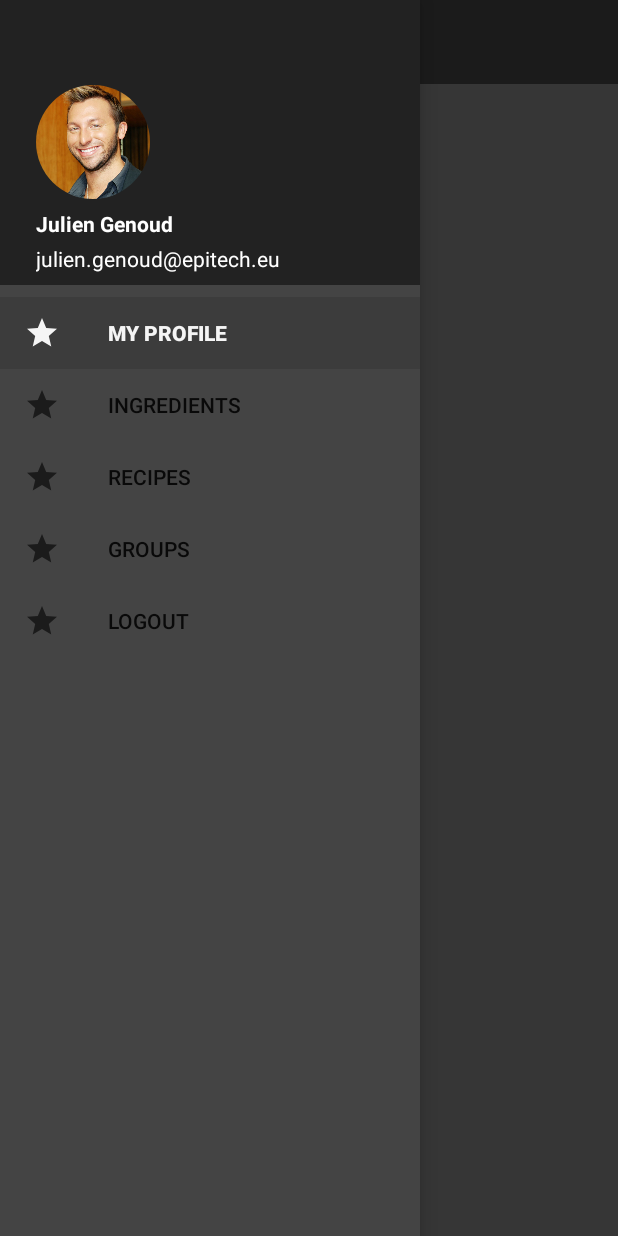
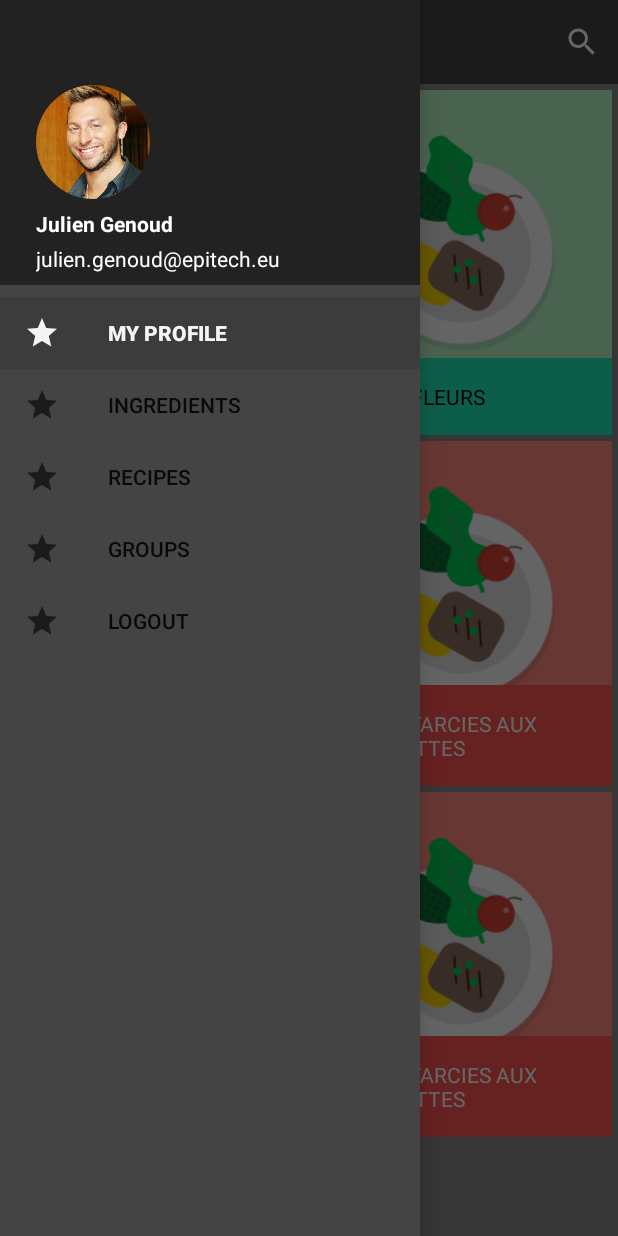
Before and after one commit to BJTUNourriture/Nourriture, an Android app: the fragment RecipeFragment placed in its activity, with the side drawer open, on a phone screen of 412 x 824 dp. Run offline under Robolectric (Android 15) with nearby library versions, the phone set to English and light mode, and no system bars; our stand-ins replace CircleImageView; libraries missing offline, so code that uses them is left out: rx.android.schedulers, rx.schedulers; 5 statements that could not run were skipped.

Commit message:
add search

```diff
--- a/source/android/app/src/main/java/cn/bjtu/nourriture/UserActivity.java
+++ b/source/android/app/src/main/java/cn/bjtu/nourriture/UserActivity.java
@@ -1,20 +1,25 @@
 package cn.bjtu.nourriture;
 
+import android.app.SearchManager;
+import android.content.Context;
 import android.os.Bundle;
 import android.support.design.widget.NavigationView;
 import android.support.v4.widget.DrawerLayout;
 import android.support.v7.app.ActionBarDrawerToggle;
 import android.support.v7.app.AppCompatActivity;
+import android.support.v7.widget.SearchView;
 import android.support.v7.widget.Toolbar;
 import android.view.Menu;
+import android.view.MenuInflater;
 import android.view.MenuItem;
 import android.view.View;
+import android.view.inputmethod.InputMethodManager;
 
 import cn.bjtu.nourriture.fragments.GroupFragment;
 import cn.bjtu.nourriture.fragments.IngredientFragment;
+import cn.bjtu.nourriture.fragments.LogoutFragment;
 import cn.bjtu.nourriture.fragments.RecipeFragment;
-import cn.bjtu.nourriture.fragments.users.UserFragement;
-import cn.bjtu.nourriture.fragments.LogoutFragment;
+import cn.bjtu.nourriture.fragments.users.UserFragment;
 
 public class UserActivity extends AppCompatActivity implements NavigationView.OnNavigationItemSelectedListener {
 
@@ -23,7 +28,7 @@
     private NavigationView navigationView;
     private DrawerLayout drawerLayout;
 
-    UserFragement mUserFragment = new UserFragement();
+    UserFragment mUserFragment = new UserFragment();
     IngredientFragment mIgredientFragment = new IngredientFragment();
     RecipeFragment mRecipeFragment = new RecipeFragment();
     GroupFragment mGroupFragment = new GroupFragment();
@@ -49,15 +54,18 @@
 
             @Override
             public void onDrawerClosed(View drawerView) {
-                // Code here will be triggered once the drawer closes as we dont want anything to happen so we leave this blank
                 super.onDrawerClosed(drawerView);
             }
 
             @Override
             public void onDrawerOpened(View drawerView) {
-                // Code here will be triggered once the drawer open as we dont want anything to happen so we leave this blank
-
                 super.onDrawerOpened(drawerView);
+                // Close keyboard if used
+                View view = getCurrentFocus();
+                if (view != null) {
+                    InputMethodManager imm = (InputMethodManager)getSystemService(Context.INPUT_METHOD_SERVICE);
+                    imm.hideSoftInputFromWindow(view.getWindowToken(), 0);
+                }
             }
         };
 
@@ -67,19 +75,40 @@
         //calling sync state is necessay or else your hamburger icon wont show up
         actionBarDrawerToggle.syncState();
 
-
         // SET USER SELECTED
         navigationView.getMenu().getItem(0).setChecked(true);
+
+        // SET FIRST USER SELECTED
         android.support.v4.app.FragmentTransaction trans1 = getSupportFragmentManager().beginTransaction();
-        trans1.replace(R.id.frame, UserFragement.newInstance());
+        trans1.replace(R.id.frame, UserFragment.newInstance());
         trans1.commit();
+
     }
 
-    @Override
+    public NavigationView getNavView() {
+        return navigationView;
+    }
+
     public boolean onCreateOptionsMenu(Menu menu) {
-        // Inflate the menu; this adds items to the action bar if it is present.
-        getMenuInflater().inflate(R.menu.menu_main, menu);
-        return true;
+        MenuInflater menuInflater = getMenuInflater();
+        menuInflater.inflate(R.menu.menu_user, menu);
+
+        MenuItem searchItem = menu.findItem(R.id.action_search);
+        searchItem.setVisible(false);
+
+        SearchManager searchManager = (SearchManager) UserActivity.this.getSystemService(Context.SEARCH_SERVICE);
+
+        SearchView searchView = null;
+        if (searchItem != null) {
+            searchView = (SearchView) searchItem.getActionView();
+        }
+        if (searchView != null) {
+            searchView.setSearchableInfo(searchManager.getSearchableInfo(UserActivity.this.getComponentName()));
+        }
+
+
+
+        return super.onCreateOptionsMenu(menu);
     }
 
     @Override
@@ -113,7 +142,7 @@
             case R.id.user:
                 toolbar.setTitle(getString(R.string.user));
                 android.support.v4.app.FragmentTransaction trans1 = getSupportFragmentManager().beginTransaction();
-                trans1.replace(R.id.frame, UserFragement.newInstance());
+                trans1.replace(R.id.frame, UserFragment.newInstance());
                 trans1.commit();
                 break;
             case R.id.ingredients:
--- a/source/android/app/src/main/java/cn/bjtu/nourriture/adapters/RecipesAdapter.java
+++ b/source/android/app/src/main/java/cn/bjtu/nourriture/adapters/RecipesAdapter.java
@@ -9,10 +9,13 @@
 import android.view.LayoutInflater;
 import android.view.View;
 import android.view.ViewGroup;
+import android.widget.Filter;
+import android.widget.Filterable;
 import android.widget.ImageView;
 import android.widget.TextView;
 
 import java.util.ArrayList;
+import java.util.LinkedList;
 import java.util.List;
 
 import cn.bjtu.nourriture.R;
@@ -25,11 +28,13 @@
 import rx.android.schedulers.AndroidSchedulers;
 import rx.schedulers.Schedulers;
 
-public class RecipesAdapter extends RecyclerView.Adapter<RecipesAdapter.ViewHolder> {
+public class RecipesAdapter extends RecyclerView.Adapter<RecipesAdapter.ViewHolder> implements Filterable {
 
     private final LayoutInflater mLayoutInflater;
     private final Activity mActivity;
     private List<Recipes> mRecipes = new ArrayList<>();
+    private List<Recipes> mfilteredRecipes = new ArrayList<>();
+
     private static final String TAG = "Recipes";
 
     private OnItemClickListener mOnItemClickListener;
@@ -62,7 +67,7 @@
 
                     @Override
                     public void onError(Throwable e) {
-                        Log.e(TAG, e.getMessage());
+                        //Log.e(TAG, e.getMessage());
                                 /*e.printStackTrace();
                                 Log.e(TAG, e.getMessage());*/
                                 /*if (e instanceof HttpException) {
@@ -75,6 +80,8 @@
                         for (int i = 0; i < recipe.size(); i++) {
                             Log.d(TAG, recipe.get(i).getName());
                             mRecipes.add(new Recipes(recipe.get(i).getName(), recipe.get(i).get_id(), new ColorItem("#84ffff", "#ffffff", "#03a9f4")));
+                            // TODO : need to handle data from fragment !!!
+                            mfilteredRecipes.add(new Recipes(recipe.get(i).getName(), recipe.get(i).get_id(), new ColorItem("#84ffff", "#ffffff", "#03a9f4")));
                             //notifyItemChanged(recipe.get(i).get_id());
                         }
                         notifyDataSetChanged();
@@ -82,10 +89,22 @@
                 });
         // get dummy recipes
 
-//        mRecipes.add(new Recipes("MACARONIS", "000001", new ColorItem("#84ffff", "#ffffff","#03a9f4")));
-//        mRecipes.add(new Recipes("CHOUX FLEURS", "000002", new ColorItem("#b9f6ca", "#000000","#1de9b6")));
-//        mRecipes.add(new Recipes("RAVIOLIS", "000003", new ColorItem("#b388ff", "#ffffff","#7e57c2")));
-//        mRecipes.add(new Recipes("TRIPES FARCIES AUX ECHALOTTES", "000004", new ColorItem("#ff8a80", "#ffffff","#ff5252")));
+        mRecipes.add(new Recipes("MACARONIS", "000001", new ColorItem("#84ffff", "#ffffff","#03a9f4")));
+        mRecipes.add(new Recipes("CHOUX FLEURS", "000002", new ColorItem("#b9f6ca", "#000000","#1de9b6")));
+        mRecipes.add(new Recipes("RAVIOLIS", "000003", new ColorItem("#b388ff", "#ffffff","#7e57c2")));
+        mRecipes.add(new Recipes("TRIPES FARCIES AUX ECHALOTTES", "000004", new ColorItem("#ff8a80", "#ffffff","#ff5252")));
+        mRecipes.add(new Recipes("TRIPES FARCIES AUX ECHALOTTES", "000004", new ColorItem("#ff8a80", "#ffffff","#ff5252")));
+        mRecipes.add(new Recipes("TRIPES FARCIES AUX ECHALOTTES", "000004", new ColorItem("#ff8a80", "#ffffff","#ff5252")));
+
+
+        // TODO : need to handle data from fragment !!!
+        mfilteredRecipes.add(new Recipes("MACARONIS", "000001", new ColorItem("#84ffff", "#ffffff","#03a9f4")));
+        mfilteredRecipes.add(new Recipes("CHOUX FLEURS", "000002", new ColorItem("#b9f6ca", "#000000","#1de9b6")));
+        mfilteredRecipes.add(new Recipes("RAVIOLIS", "000003", new ColorItem("#b388ff", "#ffffff","#7e57c2")));
+        mfilteredRecipes.add(new Recipes("TRIPES FARCIES AUX ECHALOTTES", "000004", new ColorItem("#ff8a80", "#ffffff","#ff5252")));
+        mfilteredRecipes.add(new Recipes("TRIPES FARCIES AUX ECHALOTTES", "000004", new ColorItem("#ff8a80", "#ffffff","#ff5252")));
+        mfilteredRecipes.add(new Recipes("TRIPES FARCIES AUX ECHALOTTES", "000004", new ColorItem("#ff8a80", "#ffffff","#ff5252")));
+
 
     }
 
@@ -169,4 +188,53 @@
             title = (TextView) container.findViewById(R.id.recipe_title);
         }
     }
+
+    @Override
+    public Filter getFilter() {
+        return new RecipeFilter(this, mfilteredRecipes);
+    }
+
+    private static class RecipeFilter extends Filter {
+
+        private final RecipesAdapter adapter;
+
+        private final List<Recipes> originalList;
+
+        private final List<Recipes> filteredList;
+
+        private RecipeFilter(RecipesAdapter adapter, List<Recipes> originalList) {
+            super();
+            this.adapter = adapter;
+            this.originalList = new LinkedList<>(originalList);
+            this.filteredList = new ArrayList<>();
+        }
+
+        @Override
+        protected FilterResults performFiltering(CharSequence constraint) {
+            filteredList.clear();
+            final FilterResults results = new FilterResults();
+
+            if (constraint.length() == 0) {
+                filteredList.addAll(originalList);
+            } else {
+                final String filterPattern = constraint.toString().toLowerCase().trim();
+
+                for (final Recipes recipes : originalList) {
+                    if (recipes.getName().toLowerCase().contains(constraint.toString().toLowerCase())) {
+                        filteredList.add(recipes);
+                    }
+                }
+            }
+            results.values = filteredList;
+            results.count = filteredList.size();
+            return results;
+        }
+
+        @Override
+        protected void publishResults(CharSequence constraint, FilterResults results) {
+            adapter.mRecipes.clear();
+            adapter.mRecipes.addAll((ArrayList<Recipes>) results.values);
+            adapter.notifyDataSetChanged();
+        }
+    }
 }
--- a/source/android/app/src/main/java/cn/bjtu/nourriture/api/ServiceFactory.java
+++ b/source/android/app/src/main/java/cn/bjtu/nourriture/api/ServiceFactory.java
@@ -12,7 +12,7 @@
 
     static String API_IP = "10.0.2.2";
     static String API_IP_maxime = "192.168.198.131";
-    static String API_IP_julien = "192.168.1.101";
+    static String API_IP_julien = "192.168.0.101";
 
     static String SERVICE_ENDPOINT = "http://" + API_IP_julien + ":8101/api/";
     static Retrofit mRestAdapter = null;
--- /dev/null
+++ b/source/android/app/src/main/java/cn/bjtu/nourriture/fragments/RecipeAbstractFragment.java
@@ -0,0 +1,49 @@
+package cn.bjtu.nourriture.fragments;
+
+import android.os.Bundle;
+import android.support.v4.app.Fragment;
+import android.support.v7.widget.SearchView;
+import android.view.Menu;
+import android.view.MenuInflater;
+import android.view.MenuItem;
+
+import cn.bjtu.nourriture.R;
+import cn.bjtu.nourriture.adapters.RecipesAdapter;
+
+/**
+ * Author : juliengenoud
+ * 21/12/15
+ **/
+public class RecipeAbstractFragment extends Fragment implements SearchView.OnQueryTextListener {
+
+    protected RecipesAdapter mAdapter;
+
+    @Override
+    public void onCreate(Bundle savedInstanceState) {
+        super.onCreate(savedInstanceState);
+        setHasOptionsMenu(true);
+    }
+
+    @Override
+    public void onCreateOptionsMenu(Menu menu, MenuInflater inflater) {
+        MenuItem searchItem = menu.findItem(R.id.action_search);
+        searchItem.setVisible(true);
+
+        SearchView searchView = (SearchView) searchItem.getActionView();
+        searchView.setOnQueryTextListener(this);
+        searchView.setQueryHint(getString(R.string.search_hint_recipes));
+
+        super.onCreateOptionsMenu(menu, inflater);
+    }
+
+    @Override
+    public boolean onQueryTextSubmit(String query) {
+        return false;
+    }
+
+    @Override
+    public boolean onQueryTextChange(String newText) {
+        mAdapter.getFilter().filter(newText);
+        return false;
+    }
+}
--- a/source/android/app/src/main/java/cn/bjtu/nourriture/fragments/RecipeFragment.java
+++ b/source/android/app/src/main/java/cn/bjtu/nourriture/fragments/RecipeFragment.java
@@ -1,7 +1,6 @@
 package cn.bjtu.nourriture.fragments;
 
 import android.os.Bundle;
-import android.support.v4.app.Fragment;
 import android.support.v7.widget.RecyclerView;
 import android.view.LayoutInflater;
 import android.view.View;
@@ -15,14 +14,10 @@
  * Author : juliengenoud
  * 30/11/15
  **/
-public class RecipeFragment extends Fragment {
-
-    private RecipesAdapter mAdapter;
-
+public class RecipeFragment extends RecipeAbstractFragment  {
 
     public static RecipeFragment newInstance() {
-        RecipeFragment fragment = new RecipeFragment();
-        return fragment;
+        return new RecipeFragment();
     }
 
     @Override
@@ -38,7 +33,7 @@
     }
 
     private void setUpRecipesGrid(RecyclerView categoriesView) {
-        final int spacing = getContext().getResources()
+        final int spacing = getActivity().getApplicationContext().getResources()
                 .getDimensionPixelSize(R.dimen.spacing_nano);
         categoriesView.addItemDecoration(new OffsetDecoration(spacing));
         mAdapter = new RecipesAdapter(getActivity());
--- a/source/android/app/src/main/java/cn/bjtu/nourriture/fragments/users/UserFragement.java
+++ b/source/android/app/src/main/java/cn/bjtu/nourriture/fragments/users/UserFragment.java
@@ -16,11 +16,11 @@
  * Author : juliengenoud
  * 30/11/15
  **/
-public class UserFragement extends Fragment {
+public class UserFragment extends Fragment {
 
 
-    public static UserFragement newInstance() {
-        UserFragement fragment = new UserFragement();
+    public static UserFragment newInstance() {
+        UserFragment fragment = new UserFragment();
         return fragment;
     }
 
--- a/source/android/app/src/main/java/cn/bjtu/nourriture/fragments/users/UserProfileFragment.java
+++ b/source/android/app/src/main/java/cn/bjtu/nourriture/fragments/users/UserProfileFragment.java
@@ -3,14 +3,15 @@
 import android.content.Context;
 import android.content.SharedPreferences;
 import android.os.Bundle;
+import android.support.design.widget.NavigationView;
 import android.support.v4.app.Fragment;
-import android.util.Log;
 import android.view.LayoutInflater;
 import android.view.View;
 import android.view.ViewGroup;
 import android.widget.TextView;
 
 import cn.bjtu.nourriture.R;
+import cn.bjtu.nourriture.UserActivity;
 import cn.bjtu.nourriture.api.NourritureService;
 import cn.bjtu.nourriture.api.ServiceFactory;
 import cn.bjtu.nourriture.model.User;
@@ -62,8 +63,9 @@
 
                     @Override
                     public final void onError(Throwable e) {
-                        e.printStackTrace();
-                        Log.e("User", e.getMessage());
+
+//                        e.printStackTrace();
+//                        Log.e("User", e.getMessage());
                        /* view.findViewById(R.id.progress).setVisibility(View.GONE);
                         ((TextView) view.findViewById(R.id.user_name)).setText(e.getMessage());*/
                     }
@@ -76,6 +78,9 @@
 */
                         ((TextView) view.findViewById(R.id.user_email)).setText(user.getEmail());
                         ((TextView) view.findViewById(R.id.user_name)).setText(user.getUsername());
+                        NavigationView nv = ((UserActivity) getActivity()).getNavView();
+                        ((TextView) nv.findViewById(R.id.email)).setText(user.getEmail());
+                        ((TextView) nv.findViewById(R.id.username)).setText(user.getUsername());
 
                     }
                 });
--- a/source/android/app/src/main/java/cn/bjtu/nourriture/fragments/users/UserRecipesFragment.java
+++ b/source/android/app/src/main/java/cn/bjtu/nourriture/fragments/users/UserRecipesFragment.java
@@ -1,7 +1,6 @@
 package cn.bjtu.nourriture.fragments.users;
 
 import android.os.Bundle;
-import android.support.v4.app.Fragment;
 import android.support.v7.widget.RecyclerView;
 import android.view.LayoutInflater;
 import android.view.View;
@@ -9,24 +8,24 @@
 
 import cn.bjtu.nourriture.R;
 import cn.bjtu.nourriture.adapters.RecipesAdapter;
+import cn.bjtu.nourriture.fragments.RecipeAbstractFragment;
 import cn.bjtu.nourriture.widget.OffsetDecoration;
 
 /**
  * Author : juliengenoud
  * 20/12/15
  **/
-public class UserRecipesFragment extends Fragment {
-
-    private RecipesAdapter mAdapter;
+public class UserRecipesFragment extends RecipeAbstractFragment {
 
     public static UserRecipesFragment newInstance() {
-        UserRecipesFragment fragment = new UserRecipesFragment();
-        return fragment;
+        return new UserRecipesFragment();
     }
 
     @Override
     public View onCreateView(LayoutInflater inflater, ViewGroup container, Bundle savedInstanceState) {
         View v = inflater.inflate(R.layout.recipes_fragment,container,false);
+        //Toolbar toolbar =  (Toolbar) getActivity().findViewById(R.id.toolbar);
+        // Enable the Up button
         return v;
     }
 
@@ -37,7 +36,7 @@
     }
 
     private void setUpRecipesGrid(RecyclerView categoriesView) {
-        final int spacing = getContext().getResources()
+        final int spacing = getActivity().getApplicationContext().getResources()
                 .getDimensionPixelSize(R.dimen.spacing_nano);
         categoriesView.addItemDecoration(new OffsetDecoration(spacing));
         mAdapter = new RecipesAdapter(getActivity());
@@ -57,4 +56,6 @@
             getView().findViewById(R.id.empty_view).setVisibility(View.GONE);
         }
     }
+
+
 }
--- a/source/android/app/src/main/res/layout/item_recipe.xml
+++ b/source/android/app/src/main/res/layout/item_recipe.xml
@@ -9,7 +9,7 @@
     <ImageView
         android:id="@+id/recipe_icon"
         android:layout_width="match_parent"
-        android:layout_height="wrap_content"
+        android:layout_height="220dp"
         android:layout_marginBottom="@dimen/size_avatar_toolbar"
         android:contentDescription="@string/category" />
 
--- a/source/android/app/src/main/res/menu/menu_main.xml
+++ b/source/android/app/src/main/res/menu/menu_main.xml
@@ -1,5 +1,6 @@
 <menu xmlns:android="http://schemas.android.com/apk/res/android"
-    xmlns:tools="http://schemas.android.com/tools" tools:context=".MainActivity">
+      xmlns:tools="http://schemas.android.com/tools"
+      tools:context=".MainActivity">
     <!--<item android:id="@+id/action_settings" android:title="@string/action_settings"-->
         <!--android:orderInCategory="100" android:showAsAction="never" />-->
 </menu>
--- /dev/null
+++ b/source/android/app/src/main/res/menu/menu_user.xml
@@ -0,0 +1,13 @@
+<menu xmlns:android="http://schemas.android.com/apk/res/android"
+      xmlns:tools="http://schemas.android.com/tools"
+      xmlns:app="http://schemas.android.com/apk/res-auto"
+      tools:context=".MainActivity">
+    <!--<item android:id="@+id/action_settings" android:title="@string/action_settings"-->
+    <!--android:orderInCategory="100" android:showAsAction="never" />-->
+    <item
+        android:id="@+id/action_search"
+        android:icon="@android:drawable/ic_menu_search"
+        app:showAsAction="always"
+        app:actionViewClass="android.support.v7.widget.SearchView"
+        android:title="Search"/>
+</menu>
--- a/source/android/app/src/main/res/values/strings.xml
+++ b/source/android/app/src/main/res/values/strings.xml
@@ -39,5 +39,9 @@
 
     <!-- User profil Fragment -->
     <string name="basic_info">Basic informations</string>
+    <string name="search_hint">Search …</string>
+    <string name="search_hint_ingredient">Search Ingredients …</string>
+    <string name="search_hint_recipes">Search Recipes …</string>
+
 
 </resources>
--- /dev/null
+++ b/source/android/app/src/main/res/xml/searchable.xml
@@ -0,0 +1,4 @@
+<?xml version="1.0" encoding="utf-8"?>
+<searchable xmlns:android="http://schemas.android.com/apk/res/android"
+            android:hint="@string/search_hint"
+            android:label="@string/app_name" />
```
Also changed, not shown: source/android/app/src/main/AndroidManifest.xml (+14 -2 lines), source/android/app/src/main/java/cn/bjtu/nourriture/fragments/IngredientFragment.java (+22 -12 lines).
